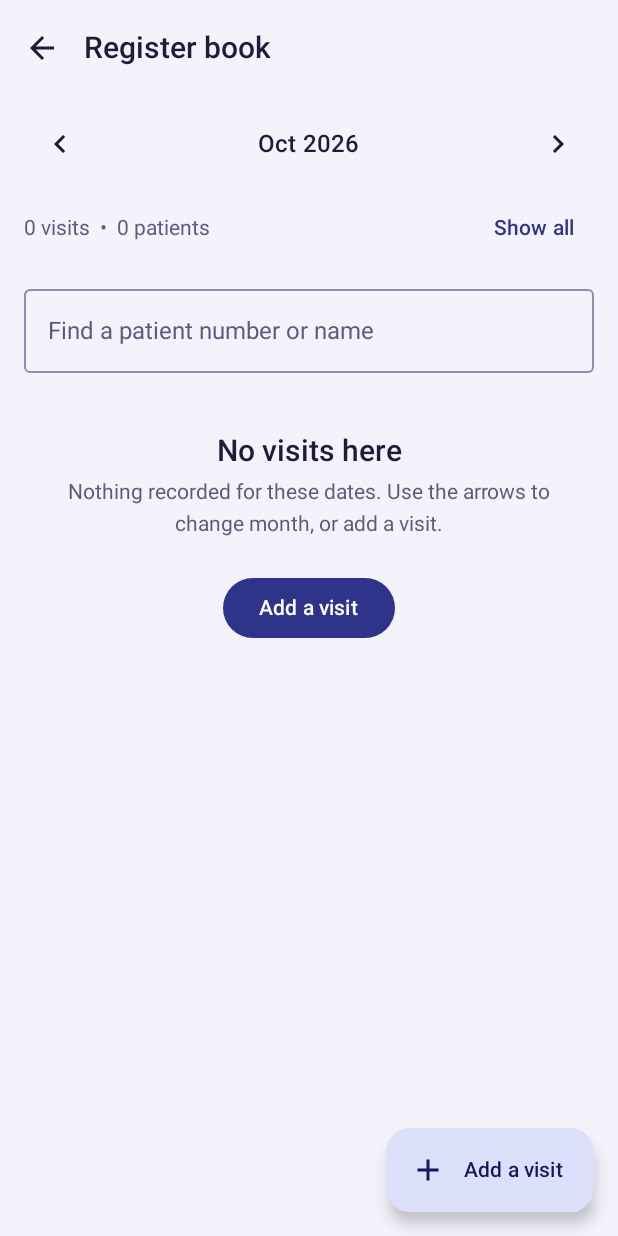
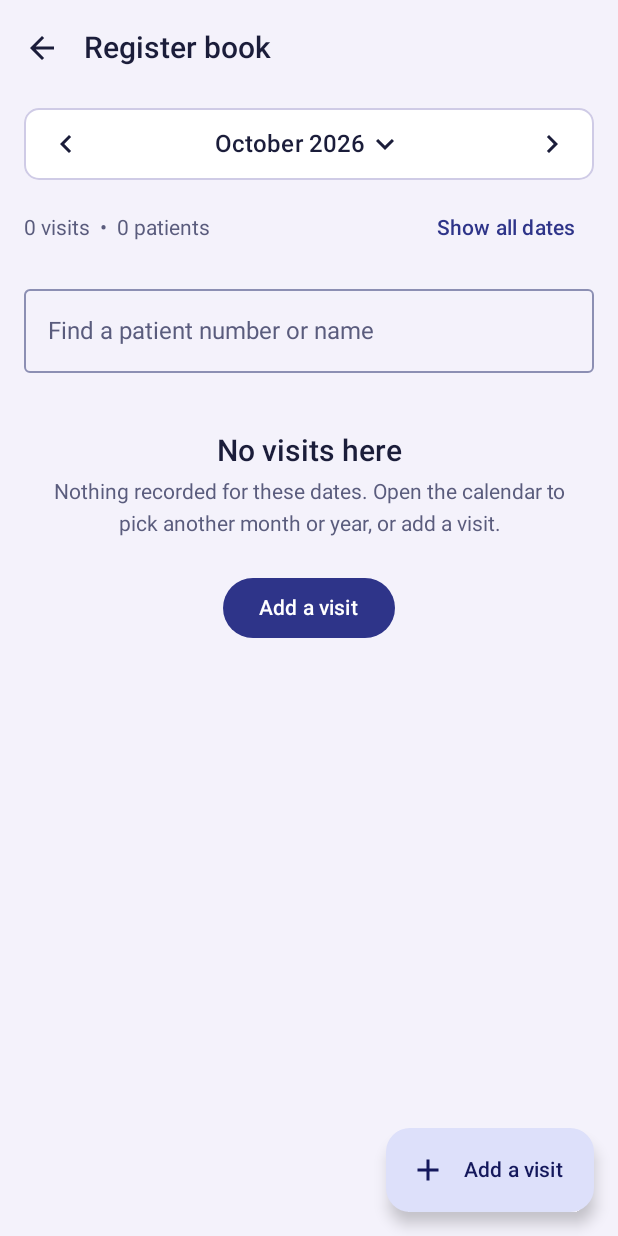
Before and after one commit to sammyotsieno-cloud/AfyaReport, an Android app built with Jetpack Compose: the BookScreen screen opened through its navigation route, after a tap on "Previous month", on a phone screen of 412 x 824 dp. Run offline under Robolectric (Android 15) with nearby library versions, the phone set to English and light mode, and no system bars; 1 other tap on this screen came first.

Commit message:
Collapsible month calendar with year drop-down on book, report and counts screens

```diff
--- a/app/src/main/java/ke/co/afyareport/ui/book/BookScreen.kt
+++ b/app/src/main/java/ke/co/afyareport/ui/book/BookScreen.kt
@@ -12,13 +12,10 @@ import androidx.compose.foundation.layout.safeDrawing
 import androidx.compose.foundation.lazy.LazyColumn
 import androidx.compose.foundation.lazy.items
 import androidx.compose.material.icons.Icons
-import androidx.compose.material.icons.automirrored.filled.KeyboardArrowLeft
-import androidx.compose.material.icons.automirrored.filled.KeyboardArrowRight
 import androidx.compose.material.icons.filled.Add
 import androidx.compose.material3.ExtendedFloatingActionButton
 import androidx.compose.material3.HorizontalDivider
 import androidx.compose.material3.Icon
-import androidx.compose.material3.IconButton
 import androidx.compose.material3.MaterialTheme
 import androidx.compose.material3.OutlinedTextField
 import androidx.compose.material3.Scaffold
@@ -37,12 +34,12 @@ import androidx.compose.ui.unit.dp
 import ke.co.afyareport.data.Repo
 import ke.co.afyareport.data.VisitEntity
 import ke.co.afyareport.domain.asDate
-import ke.co.afyareport.domain.monthFormat
+import ke.co.afyareport.ui.common.MonthSelector
 import ke.co.afyareport.ui.theme.AfyaTopBar
 import ke.co.afyareport.ui.theme.EmptyState
 import java.time.YearMonth
 
-/** The register as one continuous book, browsed month by month. */
+/** The register as one continuous book, browsed month by month with the calendar picker. */
 @Composable
 fun BookScreen(repo: Repo, onBack: () -> Unit, onOpenVisit: (Long) -> Unit, onAdd: () -> Unit) {
     val patients by repo.dao.observePatients().collectAsState(initial = emptyList())
@@ -59,6 +56,7 @@ fun BookScreen(repo: Repo, onBack: () -> Unit, onOpenVisit: (Long) -> Unit, onAd
     }
 
     val byId = remember(patients) { patients.associateBy { it.id } }
+    val visitMonths = remember(visits) { visits.map { YearMonth.from(it.visitDate.asDate()) }.toSet() }
     val shown = remember(visits, byId, query, month) {
         visits.filter { v ->
             val ym = YearMonth.from(v.visitDate.asDate())
@@ -69,6 +67,7 @@ fun BookScreen(repo: Repo, onBack: () -> Unit, onOpenVisit: (Long) -> Unit, onAd
         }.sortedWith(compareByDescending<VisitEntity> { it.visitDate }.thenByDescending { it.id })
     }
     val patientCount = remember(shown) { shown.map { it.patientId }.distinct().size }
+    val m = month
 
     Scaffold(
         contentWindowInsets = WindowInsets.safeDrawing,
@@ -86,22 +85,21 @@ fun BookScreen(repo: Repo, onBack: () -> Unit, onOpenVisit: (Long) -> Unit, onAd
             contentPadding = PaddingValues(bottom = 96.dp)
         ) {
             item {
-                Column(Modifier.padding(horizontal = 16.dp, vertical = 8.dp), verticalArrangement = Arrangement.spacedBy(8.dp)) {
-                    Row(
-                        modifier = Modifier.fillMaxWidth(),
-                        horizontalArrangement = Arrangement.SpaceBetween,
-                        verticalAlignment = Alignment.CenterVertically
-                    ) {
-                        IconButton(onClick = { month = (month ?: YearMonth.now()).minusMonths(1) }) {
-                            Icon(Icons.AutoMirrored.Filled.KeyboardArrowLeft, contentDescription = "Previous month")
+                Column(
+                    Modifier.padding(horizontal = 16.dp, vertical = 8.dp),
+                    verticalArrangement = Arrangement.spacedBy(8.dp)
+                ) {
+                    if (m == null) {
+                        Row(
+                            modifier = Modifier.fillMaxWidth(),
+                            horizontalArrangement = Arrangement.SpaceBetween,
+                            verticalAlignment = Alignment.CenterVertically
+                        ) {
+                            Text("All dates", style = MaterialTheme.typography.titleMedium)
+                            TextButton(onClick = { month = YearMonth.now() }) { Text("Pick a month") }
                         }
-                        Text(
-                            month?.format(monthFormat) ?: "All dates",
-                            style = MaterialTheme.typography.titleMedium
-                        )
-                        IconButton(onClick = { month = (month ?: YearMonth.now()).plusMonths(1) }) {
-                            Icon(Icons.AutoMirrored.Filled.KeyboardArrowRight, contentDescription = "Next month")
-                        }
+                    } else {
+                        MonthSelector(month = m, onChange = { month = it }, monthsWithData = visitMonths)
                     }
                     Row(
                         modifier = Modifier.fillMaxWidth(),
@@ -113,8 +111,8 @@ fun BookScreen(repo: Repo, onBack: () -> Unit, onOpenVisit: (Long) -> Unit, onAd
                             style = MaterialTheme.typography.bodyMedium,
                             color = MaterialTheme.colorScheme.onSurfaceVariant
                         )
-                        TextButton(onClick = { month = if (month == null) YearMonth.now() else null }) {
-                            Text(if (month == null) "This month" else "Show all")
+                        if (m != null) {
+                            TextButton(onClick = { month = null }) { Text("Show all dates") }
                         }
                     }
                     OutlinedTextField(
@@ -130,7 +128,7 @@ fun BookScreen(repo: Repo, onBack: () -> Unit, onOpenVisit: (Long) -> Unit, onAd
                 item {
                     EmptyState(
                         title = "No visits here",
-                        body = "Nothing recorded for these dates. Use the arrows to change month, or add a visit.",
+                        body = "Nothing recorded for these dates. Open the calendar to pick another month or year, or add a visit.",
                         actionLabel = "Add a visit",
                         onAction = onAdd
                     )
--- /dev/null
+++ b/app/src/main/java/ke/co/afyareport/ui/common/MonthSelector.kt
@@ -0,0 +1,186 @@
+@file:OptIn(ExperimentalLayoutApi::class)
+
+package ke.co.afyareport.ui.common
+
+import androidx.compose.animation.AnimatedVisibility
+import androidx.compose.foundation.BorderStroke
+import androidx.compose.foundation.clickable
+import androidx.compose.foundation.layout.Arrangement
+import androidx.compose.foundation.layout.Column
+import androidx.compose.foundation.layout.ExperimentalLayoutApi
+import androidx.compose.foundation.layout.FlowRow
+import androidx.compose.foundation.layout.Row
+import androidx.compose.foundation.layout.fillMaxWidth
+import androidx.compose.foundation.layout.heightIn
+import androidx.compose.foundation.layout.padding
+import androidx.compose.foundation.rememberScrollState
+import androidx.compose.foundation.verticalScroll
+import androidx.compose.material.icons.Icons
+import androidx.compose.material.icons.automirrored.filled.KeyboardArrowLeft
+import androidx.compose.material.icons.automirrored.filled.KeyboardArrowRight
+import androidx.compose.material.icons.filled.KeyboardArrowDown
+import androidx.compose.material.icons.filled.KeyboardArrowUp
+import androidx.compose.material3.FilterChip
+import androidx.compose.material3.HorizontalDivider
+import androidx.compose.material3.Icon
+import androidx.compose.material3.IconButton
+import androidx.compose.material3.MaterialTheme
+import androidx.compose.material3.Surface
+import androidx.compose.material3.Text
+import androidx.compose.material3.TextButton
+import androidx.compose.runtime.Composable
+import androidx.compose.runtime.getValue
+import androidx.compose.runtime.mutableStateOf
+import androidx.compose.runtime.remember
+import androidx.compose.runtime.setValue
+import androidx.compose.ui.Alignment
+import androidx.compose.ui.Modifier
+import androidx.compose.ui.unit.dp
+import java.time.Month
+import java.time.YearMonth
+import java.time.format.DateTimeFormatter
+import java.time.format.TextStyle
+import java.util.Locale
+
+private val headerFormat: DateTimeFormatter = DateTimeFormatter.ofPattern("MMMM yyyy")
+
+/**
+ * A collapsible month calendar. Collapsed it shows the month with arrows; tap it to open a 12-month grid,
+ * and tap the year to pick any other year from a drop-down list. Months and years that have data show a dot.
+ */
+@Composable
+fun MonthSelector(
+    month: YearMonth,
+    onChange: (YearMonth) -> Unit,
+    modifier: Modifier = Modifier,
+    monthsWithData: Set<YearMonth> = emptySet(),
+    label: String? = null
+) {
+    val now = remember { YearMonth.now() }
+    var open by remember { mutableStateOf(false) }
+    var yearMode by remember { mutableStateOf(false) }
+    var shownYear by remember { mutableStateOf(month.year) }
+
+    val minYear = minOf(2015, monthsWithData.minOfOrNull { it.year } ?: 2015, month.year)
+    val years = (minYear..now.year).toList().reversed()
+    val yearsWithData = monthsWithData.map { it.year }.toSet()
+    val outline = MaterialTheme.colorScheme.outlineVariant
+
+    Column(modifier.fillMaxWidth(), verticalArrangement = Arrangement.spacedBy(8.dp)) {
+        Surface(
+            shape = MaterialTheme.shapes.medium,
+            color = MaterialTheme.colorScheme.surfaceContainerLowest,
+            border = BorderStroke(1.dp, outline)
+        ) {
+            Row(
+                modifier = Modifier.fillMaxWidth().padding(horizontal = 4.dp),
+                horizontalArrangement = Arrangement.SpaceBetween,
+                verticalAlignment = Alignment.CenterVertically
+            ) {
+                IconButton(onClick = { onChange(month.minusMonths(1)) }) {
+                    Icon(Icons.AutoMirrored.Filled.KeyboardArrowLeft, contentDescription = "Previous month")
+                }
+                Row(
+                    modifier = Modifier
+                        .weight(1f)
+                        .clickable {
+                            open = !open
+                            if (open) {
+                                shownYear = month.year
+                                yearMode = false
+                            }
+                        }
+                        .padding(vertical = 12.dp),
+                    horizontalArrangement = Arrangement.Center,
+                    verticalAlignment = Alignment.CenterVertically
+                ) {
+                    Text(label ?: month.format(headerFormat), style = MaterialTheme.typography.titleMedium)
+                    Icon(
+                        if (open) Icons.Default.KeyboardArrowUp else Icons.Default.KeyboardArrowDown,
+                        contentDescription = if (open) "Close calendar" else "Open calendar"
+                    )
+                }
+                IconButton(onClick = { onChange(month.plusMonths(1)) }, enabled = month.isBefore(now)) {
+                    Icon(Icons.AutoMirrored.Filled.KeyboardArrowRight, contentDescription = "Next month")
+                }
+            }
+        }
+
+        AnimatedVisibility(visible = open) {
+            Surface(
+                shape = MaterialTheme.shapes.medium,
+                color = MaterialTheme.colorScheme.surfaceContainerLowest,
+                border = BorderStroke(1.dp, outline)
+            ) {
+                Column(Modifier.padding(12.dp), verticalArrangement = Arrangement.spacedBy(8.dp)) {
+                    Row(
+                        modifier = Modifier.fillMaxWidth(),
+                        horizontalArrangement = Arrangement.SpaceBetween,
+                        verticalAlignment = Alignment.CenterVertically
+                    ) {
+                        IconButton(onClick = { shownYear -= 1 }, enabled = shownYear > minYear) {
+                            Icon(Icons.AutoMirrored.Filled.KeyboardArrowLeft, contentDescription = "Previous year")
+                        }
+                        TextButton(onClick = { yearMode = !yearMode }) {
+                            Text(shownYear.toString(), style = MaterialTheme.typography.titleMedium)
+                            Icon(
+                                if (yearMode) Icons.Default.KeyboardArrowUp else Icons.Default.KeyboardArrowDown,
+                                contentDescription = "Choose a year"
+                            )
+                        }
+                        IconButton(onClick = { shownYear += 1 }, enabled = shownYear < now.year) {
+                            Icon(Icons.AutoMirrored.Filled.KeyboardArrowRight, contentDescription = "Next year")
+                        }
+                    }
+                    HorizontalDivider(color = outline)
+
+                    if (yearMode) {
+                        Column(Modifier.heightIn(max = 220.dp).verticalScroll(rememberScrollState())) {
+                            FlowRow(
+                                horizontalArrangement = Arrangement.spacedBy(8.dp),
+                                verticalArrangement = Arrangement.spacedBy(4.dp)
+                            ) {
+                                years.forEach { y ->
+                                    FilterChip(
+                                        selected = y == shownYear,
+                                        onClick = { shownYear = y; yearMode = false },
+                                        label = { Text(y.toString() + if (y in yearsWithData) " •" else "") }
+                                    )
+                                }
+                            }
+                        }
+                    } else {
+                        for (r in 0 until 4) {
+                            Row(Modifier.fillMaxWidth(), horizontalArrangement = Arrangement.spacedBy(8.dp)) {
+                                for (c in 0 until 3) {
+                                    val m = r * 3 + c + 1
+                                    val ym = YearMonth.of(shownYear, m)
+                                    val name = Month.of(m).getDisplayName(TextStyle.SHORT, Locale.getDefault())
+                                    FilterChip(
+                                        selected = ym == month,
+                                        enabled = !ym.isAfter(now),
+                                        onClick = { onChange(ym); open = false },
+                                        label = { Text(name + if (ym in monthsWithData) " •" else "") },
+                                        modifier = Modifier.weight(1f)
+                                    )
+                                }
+                            }
+                        }
+                        Row(
+                            modifier = Modifier.fillMaxWidth(),
+                            horizontalArrangement = Arrangement.SpaceBetween,
+                            verticalAlignment = Alignment.CenterVertically
+                        ) {
+                            Text(
+                                "• has visits recorded",
+                                style = MaterialTheme.typography.bodySmall,
+                                color = MaterialTheme.colorScheme.onSurfaceVariant
+                            )
+                            TextButton(onClick = { onChange(now); open = false }) { Text("This month") }
+                        }
+                    }
+                }
+            }
+        }
+    }
+}
```
Also changed, not shown: app/src/main/java/ke/co/afyareport/ui/report/CountsScreen.kt (+2 -13 lines), app/src/main/java/ke/co/afyareport/ui/report/ReportScreen.kt (+8 -16 lines).
